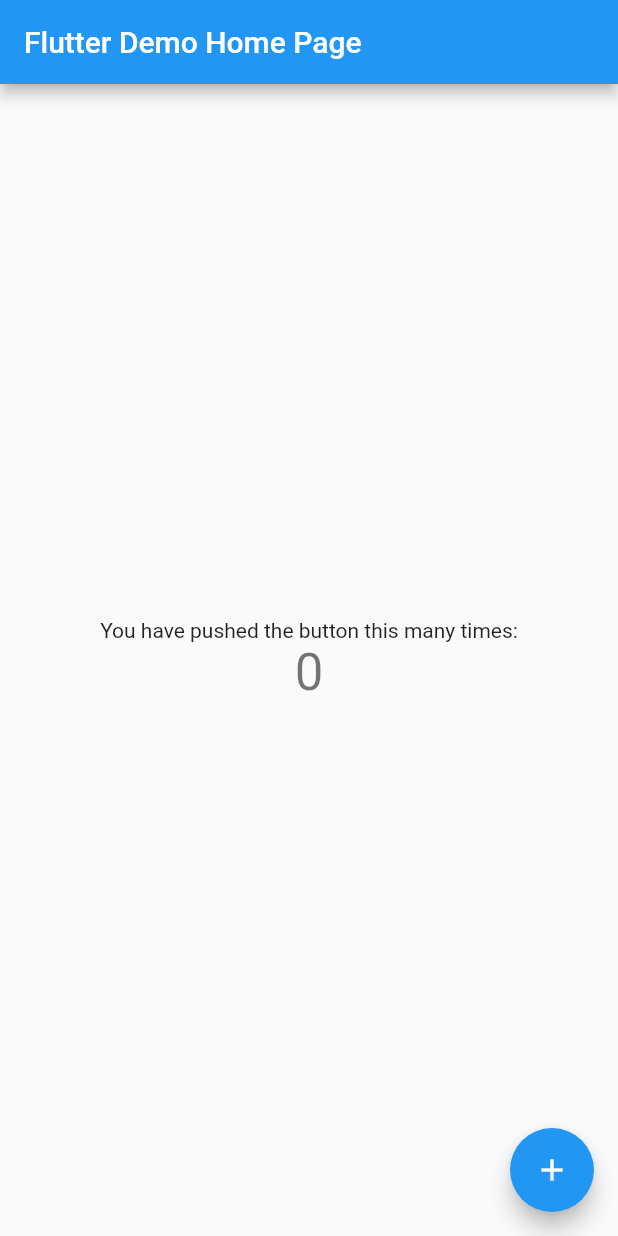
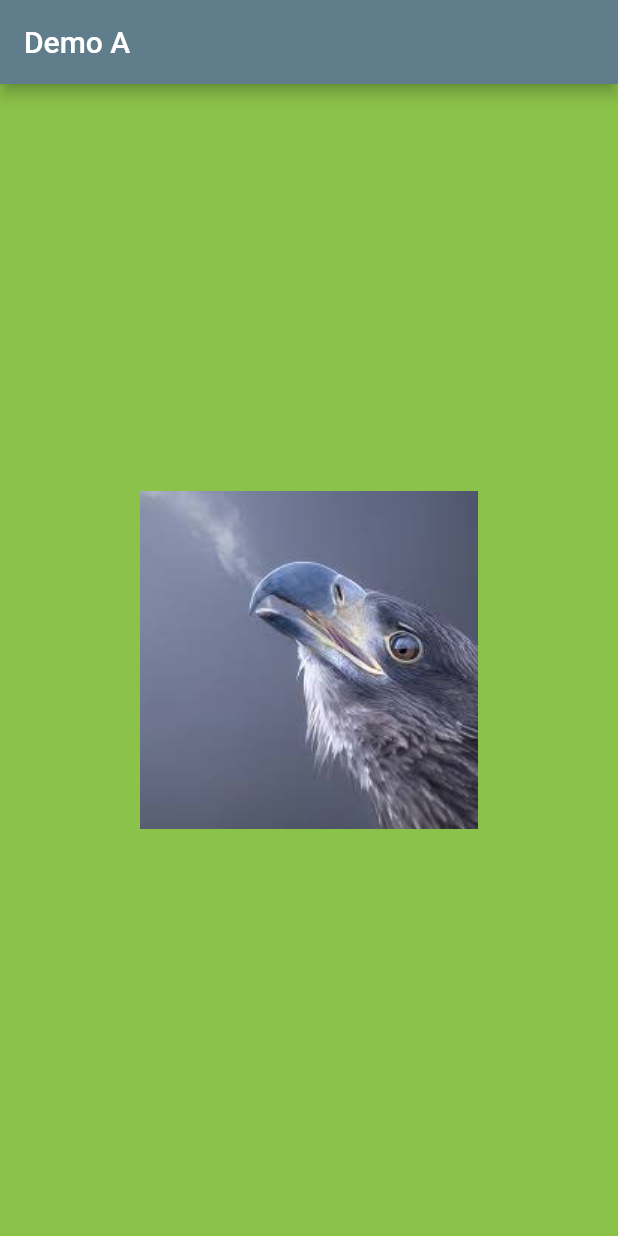
Before and after one commit to SalahBkd/flutter-training, a Flutter app: the screen it shows after launch, on a phone screen of 412 x 824 dp. Run offline on Flutter 3.47's test engine with Material 2 defaults, Android fonts, the light colour scheme and no system bars.

Commit message:
icons, images and basic material widgets

```diff
--- a/lib/main.dart
+++ b/lib/main.dart
@@ -1,65 +1,21 @@
 import 'package:flutter/material.dart';
 
 void main() {
-  runApp(MyApp());
+  runApp(
+    MaterialApp(
+      home: Scaffold(
+        appBar: AppBar(
+          title: Text("Demo A"),
+          backgroundColor: Colors.blueGrey,
+        ),
+        body: Center(
+          child: Image(
+            image: AssetImage(
+                'images/bird.jpg'),
+          ),
+        ),
+        backgroundColor: Colors.lightGreen,
+      ),
+    ),
+  );
 }
-
-class MyApp extends StatelessWidget {
-  // This widget is the root of your application.
-  @override
-  Widget build(BuildContext context) {
-    return MaterialApp(
-      title: 'Flutter Demo',
-      theme: ThemeData(
-        primarySwatch: Colors.blue,
-      ),
-      home: MyHomePage(title: 'Flutter Demo Home Page'),
-    );
-  }
-}
-
-class MyHomePage extends StatefulWidget {
-  MyHomePage({Key key, this.title}) : super(key: key);
-  final String title;
-
-  @override
-  _MyHomePageState createState() => _MyHomePageState();
-}
-
-class _MyHomePageState extends State<MyHomePage> {
-  int _counter = 0;
-
-  void _incrementCounter() {
-    setState(() {
-      _counter++;
-    });
-  }
-
-  @override
-  Widget build(BuildContext context) {
-    return Scaffold(
-      appBar: AppBar(
-        title: Text(widget.title),
-      ),
-      body: Center(
-        child: Column(
-          mainAxisAlignment: MainAxisAlignment.center,
-          children: <Widget>[
-            Text(
-              'You have pushed the button this many times:',
-            ),
-            Text(
-              '$_counter',
-              style: Theme.of(context).textTheme.headline4,
-            ),
-          ],
-        ),
-      ),
-      floatingActionButton: FloatingActionButton(
-        onPressed: _incrementCounter,
-        tooltip: 'Increment',
-        child: Icon(Icons.add),
-      ), // This trailing comma makes auto-formatting nicer for build methods.
-    );
-  }
-}
```
Also changed, not shown: pubspec.yaml (+2 -51 lines), images/bird.jpg (added), 38 other files.
